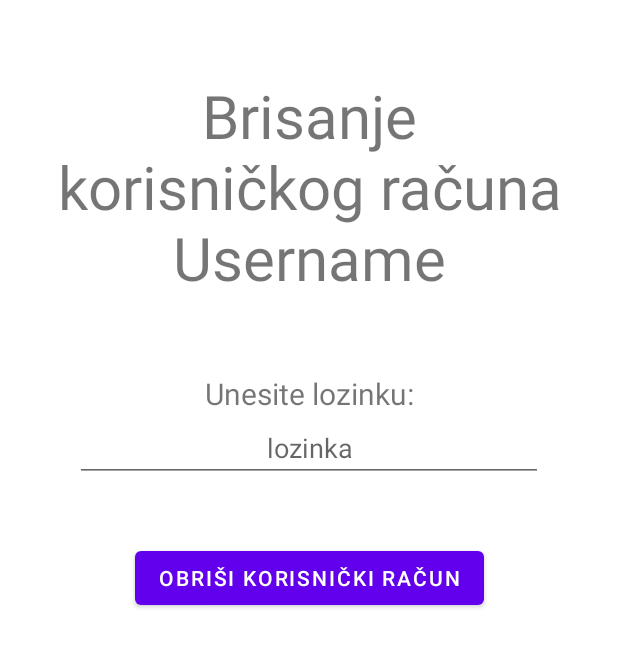
After one commit to KristianK1/ProjektGolfApp2, an Android app: the deleteUserFragment screen opened through its navigation route, on a phone screen of 412 x 824 dp. The commit adds this screen. Shown: the top 647 px of the screen. Run offline under Robolectric (Android 15) with nearby library versions, the phone set to English and light mode, and no system bars; our stand-ins replace Firebase (no records; nobody signed in at launch, a user with empty details on screens opened directly), Room's generated code.

Commit message:
delete user Fragment, logout pop up alert

```diff
--- a/app/build.gradle
+++ b/app/build.gradle
@@ -13,8 +13,8 @@ android {
         applicationId "hr.ferit.kristiankliskovic.ProjektGolf"
         minSdk 23
         targetSdk 32
-        versionCode 1
-        versionName "1.0"
+        versionCode 2
+        versionName "1.1"
 
         testInstrumentationRunner "androidx.test.runner.AndroidJUnitRunner"
     }
--- /dev/null
+++ b/app/src/main/java/hr/ferit/kristiankliskovic/projektGolf/ui/deleteuserFragment/deleteUserFragment.kt
@@ -0,0 +1,48 @@
+package hr.ferit.kristiankliskovic.projektGolf.ui.deleteuserFragment
+
+import android.app.AlertDialog
+import android.content.DialogInterface
+import android.os.Bundle
+import android.view.LayoutInflater
+import android.view.View
+import android.view.ViewGroup
+import android.widget.Toast
+import androidx.fragment.app.Fragment
+import androidx.navigation.fragment.findNavController
+import androidx.room.Delete
+import hr.ferit.kristiankliskovic.projektGolf.databinding.DeleteuserlayoutBinding
+import hr.ferit.kristiankliskovic.projektGolf.utils.myUserState
+
+class deleteUserFragment : Fragment() {
+    private lateinit var binding: DeleteuserlayoutBinding
+
+    override fun onCreateView(
+        inflater: LayoutInflater,
+        container: ViewGroup?,
+        savedInstanceState: Bundle?,
+    ): View? {
+        binding = DeleteuserlayoutBinding.inflate(layoutInflater)
+        binding.confirmDeleteUserButton.setOnClickListener {
+            if (myUserState.myUser!!.password == binding.enterPassET.text.toString()) {
+                val builder = AlertDialog.Builder(requireContext())
+                builder.setTitle("Jeste li sigurni da želite obrisati svoj korisnički račun?")
+                builder.setItems(arrayOf("Da", "Ne"),
+                    DialogInterface.OnClickListener { dialog, which ->
+                        if (which == 0) {
+                            myUserState.deleteUser()
+                            val action =
+                                deleteUserFragmentDirections.actionDeleteUserFragmentToLoginFragment()
+                            findNavController().navigate(action)
+                            Toast.makeText(context,
+                                "Vaš korisnički račun je obrisan",
+                                Toast.LENGTH_SHORT).show()
+                        }
+                    })
+                builder.show()
+            } else {
+                Toast.makeText(context, "Unesena lozinka nije ispravna", Toast.LENGTH_SHORT).show()
+            }
+        }
+        return binding.root
+    }
+}
--- /dev/null
+++ b/app/src/main/res/layout/deleteuserlayout.xml
@@ -0,0 +1,55 @@
+<?xml version="1.0" encoding="utf-8"?>
+<androidx.constraintlayout.widget.ConstraintLayout xmlns:android="http://schemas.android.com/apk/res/android"
+    xmlns:app="http://schemas.android.com/apk/res-auto"
+    android:layout_width="match_parent"
+    android:layout_height="match_parent">
+
+    <TextView
+        android:id="@+id/deleteUserTitle"
+        android:layout_width="wrap_content"
+        android:layout_height="wrap_content"
+        android:layout_marginTop="50dp"
+        android:gravity="center"
+        android:text="Brisanje\nkorisničkog računa\nUsername"
+        android:textSize="40dp"
+        app:layout_constraintEnd_toEndOf="parent"
+        app:layout_constraintStart_toStartOf="parent"
+        app:layout_constraintTop_toTopOf="parent" />
+
+    <TextView
+        android:id="@+id/enterPassTW"
+        android:layout_width="wrap_content"
+        android:layout_height="wrap_content"
+        android:layout_marginTop="50dp"
+        android:text="Unesite lozinku:"
+        android:textSize="20dp"
+        app:layout_constraintEnd_toEndOf="parent"
+        app:layout_constraintStart_toStartOf="parent"
+        app:layout_constraintTop_toBottomOf="@id/deleteUserTitle" />
+
+
+    <EditText
+        android:id="@+id/enterPassET"
+        android:layout_width="match_parent"
+        android:layout_height="wrap_content"
+        android:layout_marginHorizontal="50dp"
+        android:gravity="center"
+        android:hint="lozinka"
+        app:layout_constraintEnd_toEndOf="parent"
+        app:layout_constraintStart_toStartOf="parent"
+        app:layout_constraintTop_toBottomOf="@id/enterPassTW"
+        android:inputType="textPassword"
+        />
+
+    <Button
+        android:id="@+id/confirmDeleteUserButton"
+        android:layout_width="wrap_content"
+        android:layout_height="wrap_content"
+        android:layout_marginTop="40dp"
+        android:text="Obriši korisnički račun"
+        app:layout_constraintEnd_toEndOf="parent"
+        app:layout_constraintStart_toStartOf="parent"
+        app:layout_constraintTop_toBottomOf="@id/enterPassET" />
+
+
+</androidx.constraintlayout.widget.ConstraintLayout>
--- a/app/src/main/res/navigation/navigation.xml
+++ b/app/src/main/res/navigation/navigation.xml
@@ -17,12 +17,14 @@
             android:id="@+id/action_settingsFragment_to_loginFragment"
             app:destination="@id/loginFragment"
             app:popUpTo="@id/mainFragment"
-
             app:popUpToInclusive="true"
             />
         <action
             android:id="@+id/action_settingsFragment_to_changePasswordFragment"
             app:destination="@id/changePasswordFragment" />
+        <action
+            android:id="@+id/action_settingsFragment_to_deleteUserFragment"
+            app:destination="@id/deleteUserFragment" />
     </fragment>
     <fragment
         android:id="@+id/addNewDeviceFragment"
@@ -83,4 +85,17 @@
         android:label="changePasswordFragment"
         tools:layout="@layout/change_password_layout"
         />
+    <fragment
+        android:id="@+id/deleteUserFragment"
+        android:name="hr.ferit.kristiankliskovic.projektGolf.ui.deleteuserFragment.deleteUserFragment"
+        android:label="deleteUserFragment"
+        tools:layout="@layout/deleteuserlayout"
+        >
+        <action
+            android:id="@+id/action_deleteUserFragment_to_loginFragment"
+            app:destination="@id/loginFragment"
+            app:popUpTo="@id/deleteUserFragment"
+            app:popUpToInclusive="true"
+            />
+    </fragment>
 </navigation>
```
Also changed, not shown: app/src/main/java/hr/ferit/kristiankliskovic/projektGolf/ui/settingsFragment/SettingsFragment.kt (+15 -5 lines).
